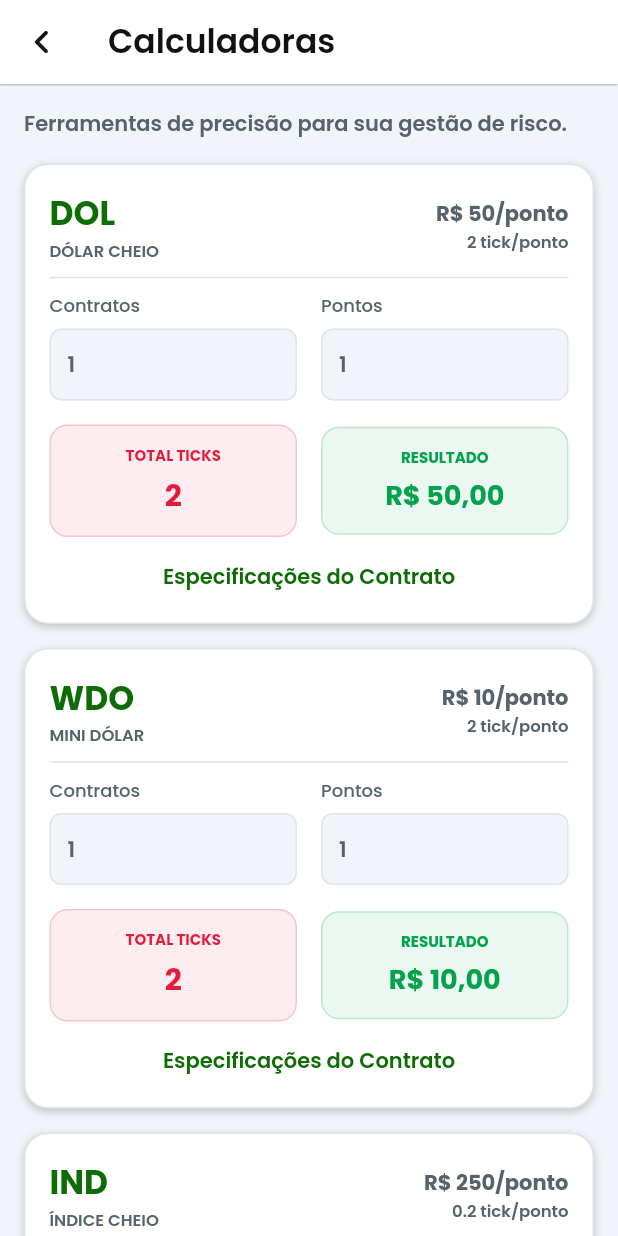
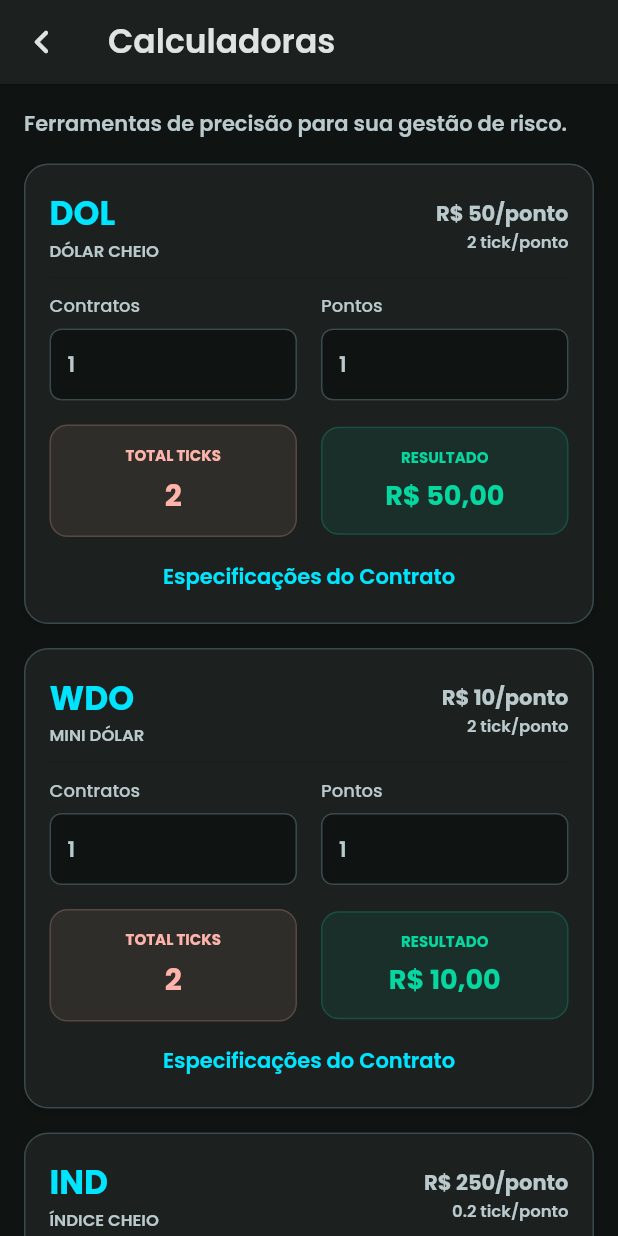
Before and after one commit to tradingplan/price_action_master, a Flutter app: the CalculadorasWidget screen opened directly, on a phone screen of 412 x 824 dp. Run offline on Flutter 3.47's test engine with Material 3 defaults, Android fonts, the phone set to English and light mode, and no system bars; our stand-ins replace auto_size_text, cached_network_image, cloud_firestore, firebase_core, flutter_animate, flutter_spinkit and 8 more; missing offline and left inert: json_path; accounts and stored records are empty; network calls fail.

Commit message:
style: implantado o design system escuro premium exportado do Stitch

```diff
--- a/lib/flutter_flow/flutter_flow_theme.dart
+++ b/lib/flutter_flow/flutter_flow_theme.dart
@@ -163,28 +163,28 @@ class LightModeTheme extends FlutterFlowTheme {
   @Deprecated('Use tertiary instead')
   Color get tertiaryColor => tertiary;
 
-  late Color primary = const Color(0xFF0E6C04);
-  late Color secondary = const Color(0xFF51C83D);
-  late Color tertiary = const Color(0xFFDD462D);
-  late Color alternate = const Color(0xFFFF5963);
-  late Color primaryText = const Color(0xFF101213);
-  late Color secondaryText = const Color(0xFF57636C);
-  late Color primaryBackground = const Color(0xFFF1F4F8);
-  late Color secondaryBackground = const Color(0xFFFFFFFF);
-  late Color accent1 = const Color(0xFF616161);
-  late Color accent2 = const Color(0xFF757575);
-  late Color accent3 = const Color(0xFFE0E0E0);
-  late Color accent4 = const Color(0xFFEEEEEE);
-  late Color success = const Color(0xFF04A24C);
-  late Color warning = const Color(0xFFFCDC0C);
-  late Color error = const Color(0xFFE21C3D);
-  late Color info = const Color(0xFF1C4494);
+  late Color primary = const Color(0xFF00E5FF); // Neon Cyan
+  late Color secondary = const Color(0xFFE9C176); // Gold
+  late Color tertiary = const Color(0xFFFFE7E6);
+  late Color alternate = const Color(0xFF3B494C);
+  late Color primaryText = const Color(0xFFDFE3E1); // Muted Silver
+  late Color secondaryText = const Color(0xFFBAC9CC); // Slate Blue
+  late Color primaryBackground = const Color(0xFF0F1413); // Dark Greenish-Black
+  late Color secondaryBackground = const Color(0xFF1C211F); // Dark Greenish-Grey Card
+  late Color accent1 = const Color(0xFF313635);
+  late Color accent2 = const Color(0xFF262B2A);
+  late Color accent3 = const Color(0xFF181d1b);
+  late Color accent4 = const Color(0xFF0A0F0E);
+  late Color success = const Color(0xFF06D6A0); // Caribbean Green
+  late Color warning = const Color(0xFFDAB36A);
+  late Color error = const Color(0xFFFFB4AB);
+  late Color info = const Color(0xFF00DAF3);
 
-  late Color primaryBtnText = const Color(0xFFFFFFFF);
-  late Color lineColor = const Color(0xFFE0E3E7);
-  late Color grayIcon = const Color(0xFF95A1AC);
-  late Color gray200 = const Color(0xFFDBE2E7);
-  late Color gray600 = const Color(0xFF262D34);
+  late Color primaryBtnText = const Color(0xFF0A0F0E);
+  late Color lineColor = const Color(0xFF3B494C);
+  late Color grayIcon = const Color(0xFF849396);
+  late Color gray200 = const Color(0xFF3B494C);
+  late Color gray600 = const Color(0xFF313635);
   late Color black600 = const Color(0xFF090F13);
   late Color tertiary400 = const Color(0xFF39D2C0);
   late Color textColor = const Color(0xFF1E2429);
```
Also changed, not shown: 1 other file.
